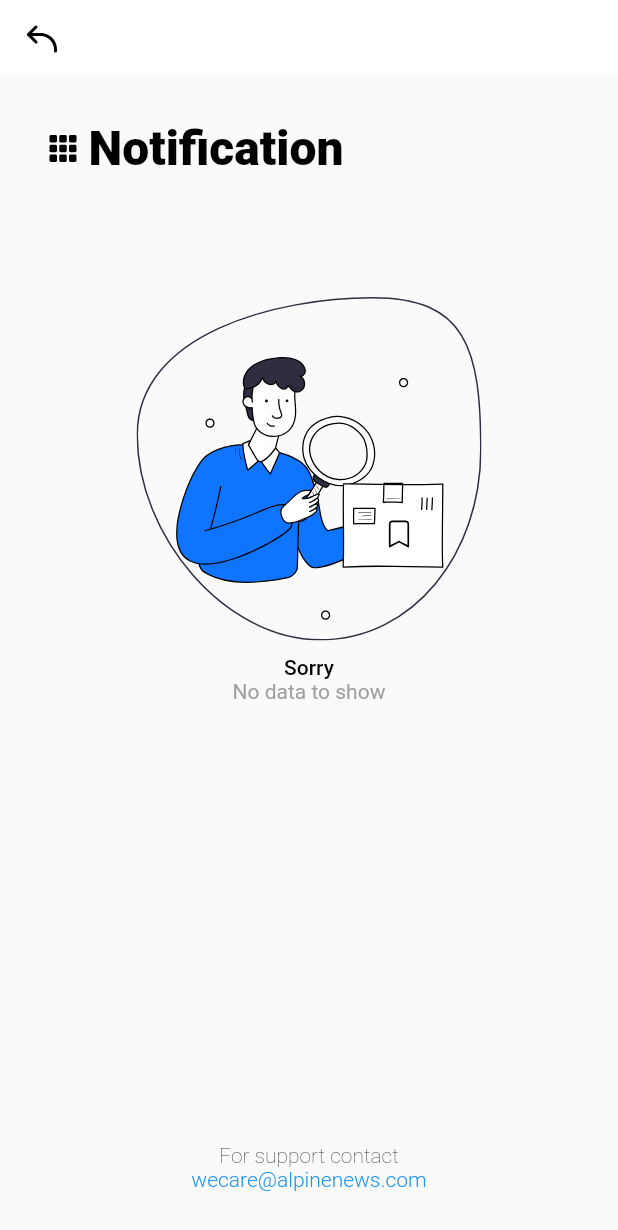
After one commit to kamlesh12344321/NewsDXFlutter, a Flutter app: the MyAccountPage screen opened directly, after a tap on "Notifications", on a phone screen of 412 x 824 dp. The commit adds this screen. Shown: the top 1230 px of the screen. Run offline on Flutter 3.47's test engine with Material 2 defaults, Android fonts, the phone set to English and light mode, and no system bars; our stand-ins replace cached_network_image, firebase_auth, firebase_core, flutter_html, flutter_svg, get_time_ago and 10 more; missing offline and left inert: dart:ffi, flutter_facebook_auth, in_app_purchase_android, in_app_purchase_storekit, sign_button, text_to_speech and 1 more; accounts and stored records are empty; network calls fail; project files that could hold a hidden picture were left out.

Commit message:
Worked on bookmark and notification redirection and notification screen creation

```diff
--- a/lib/router/route_parser.dart
+++ b/lib/router/route_parser.dart
@@ -2,6 +2,8 @@
 import 'package:flutter/material.dart';
 import 'package:newsdx/router/ui_pages.dart';
 import 'dart:developer' as developer;
+
+import 'package:newsdx/screens/bookmark.dart';
 
 class NewsDxRouteParser extends RouteInformationParser<PageConfiguration> {
   @override
@@ -30,6 +32,10 @@ class NewsDxRouteParser extends RouteInformationParser<PageConfiguration> {
         return UserProfileInfoPageConfig;
       case ArticleDe:
         return ArticleDetailPageConfig;
+      case BookMarkScreenPath:
+        return BookMarkPageConfig;
+      case NotificationScreenPath:
+        return NotificationPageConfig;
       default:
         return SplashPageConfig;
     }
@@ -51,6 +57,10 @@ class NewsDxRouteParser extends RouteInformationParser<PageConfiguration> {
         return const RouteInformation(location: SubscriptionPlanScreenPath);
       case Pages.ArticleDe:
         return const RouteInformation(location: ArticleDe);
+      case Pages.BookMark:
+        return const RouteInformation(location: BookMarkScreenPath );
+      case Pages.Notification:
+        return const RouteInformation(location: NotificationScreenPath);
 
       default: return const RouteInformation(location: SplashPath);
     }
--- a/lib/router/router_delegate.dart
+++ b/lib/router/router_delegate.dart
@@ -6,8 +6,10 @@ import 'package:newsdx/router/back_dispatcher.dart';
 import 'package:newsdx/router/router_delegate.dart';
 import 'package:newsdx/router/ui_pages.dart';
 import 'package:newsdx/screens/article_detail.dart';
+import 'package:newsdx/screens/bookmark.dart';
 import 'package:newsdx/screens/home_screen.dart';
 import 'package:newsdx/screens/login_screen.dart';
+import 'package:newsdx/screens/notificaton_screen.dart';
 import 'package:newsdx/screens/otp_screen.dart';
 import 'package:newsdx/screens/splash_screen.dart';
 import 'dart:developer' as developer;
@@ -166,6 +168,12 @@ class NewsDxRouterDelegate extends RouterDelegate<PageConfiguration>
       case Pages.ArticleDe:
         ArticleDetailPageConfig.currentPageAction = action;
         break;
+      case Pages.BookMark:
+        BookMarkPageConfig.currentPageAction = action;
+        break;
+      case Pages.Notification:
+        NotificationPageConfig.currentPageAction = action;
+        break;
       default:
         break;
     }
@@ -202,6 +210,14 @@ class NewsDxRouterDelegate extends RouterDelegate<PageConfiguration>
           break;
         case Pages.ArticleDe:
           _addPageData(const ArticleDetail(), ArticleDetailPageConfig);
+          break;
+
+        case Pages.BookMark:
+          _addPageData(const BookMarks(), BookMarkPageConfig);
+          break;
+
+        case Pages.Notification:
+          _addPageData(const NotificationScreen(), NotificationPageConfig);
           break;
 
         default:
--- a/lib/router/ui_pages.dart
+++ b/lib/router/ui_pages.dart
@@ -13,6 +13,8 @@ const String HomePath = '/home';
 const String SubscriptionPlanScreenPath = '/subscription';
 const String UserProfileScreenPath = '/userProfileInfo';
 const String ArticleDe = '/articleDetail';
+const String BookMarkScreenPath = '/bookmark';
+const String NotificationScreenPath = '/notification';
 
 enum Pages {
       Splash,
@@ -22,6 +24,8 @@ enum Pages {
       SubscriptionPlan,
       UserProfileInfo,
       ArticleDe,
+      BookMark,
+      Notification,
 }
 
 class PageConfiguration {
@@ -44,3 +48,5 @@ PageConfiguration HomePageConfig = PageConfiguration(key: 'home', path: SplashPa
 PageConfiguration SubscriptionPlanPageConfig = PageConfiguration(key: 'subscription', path: SplashPath, uiPage: Pages.SubscriptionPlan, currentPageAction: null);
 PageConfiguration UserProfileInfoPageConfig = PageConfiguration(key: 'userProfileInfo', path: SplashPath, uiPage: Pages.UserProfileInfo, currentPageAction: null);
 PageConfiguration ArticleDetailPageConfig = PageConfiguration(key: 'articleDetail', path: SplashPath, uiPage: Pages.ArticleDe, currentPageAction: null);
+PageConfiguration BookMarkPageConfig = PageConfiguration(key: 'bookmark', path: SplashPath, uiPage: Pages.BookMark, currentPageAction: null);
+PageConfiguration NotificationPageConfig = PageConfiguration(key: 'notification', path: SplashPath, uiPage: Pages.Notification, currentPageAction: null);
--- a/lib/screens/brifeing_page.dart
+++ b/lib/screens/brifeing_page.dart
@@ -12,7 +12,7 @@ class _BriefingPageState extends State<BriefingPage> {
   Widget build(BuildContext context) {
     return const Align(
       alignment: Alignment.center,
-      child: Text("Briefing"),
+      child: Text("Coming Soon"),
     );
   }
 }
--- /dev/null
+++ b/lib/screens/notificaton_screen.dart
@@ -0,0 +1,22 @@
+import 'package:flutter/material.dart';
+import 'package:newsdx/app_constants/string_constant.dart';
+import 'package:newsdx/widgets/app_bar.dart';
+import 'package:newsdx/widgets/empty_notification.dart';
+import 'package:newsdx/widgets/notificaton_filled_container.dart';
+class NotificationScreen extends StatefulWidget {
+  const NotificationScreen({Key? key}) : super(key: key);
+
+  @override
+  State<NotificationScreen> createState() => _NotificationScreenState();
+}
+
+class _NotificationScreenState extends State<NotificationScreen> {
+  int size = 0;
+  @override
+  Widget build(BuildContext context) {
+    return Scaffold(
+      appBar: AppBarWidget(MyConstant.noTitle,),
+      body: size == 0 ? const EmptyNotificationContainer() : const NotificationFilledContainer(),
+    );
+  }
+}
--- a/lib/screens/setting_screen.dart
+++ b/lib/screens/setting_screen.dart
@@ -5,6 +5,11 @@ import 'package:getwidget/types/gf_toggle_type.dart';
 import 'package:google_fonts/google_fonts.dart';
 import 'package:newsdx/app_constants/string_constant.dart';
 import 'package:newsdx/preference/user_preference.dart';
+import 'package:newsdx/router/app_state.dart';
+import 'package:newsdx/router/ui_pages.dart';
+import 'package:newsdx/screens/bookmark.dart';
+import 'package:newsdx/screens/notificaton_screen.dart';
+import 'package:provider/provider.dart';
 import 'package:theme_provider/theme_provider.dart';
 
 class MyAccountPage extends StatefulWidget {
@@ -15,8 +20,10 @@ class MyAccountPage extends StatefulWidget {
 }
 
 class _MyAccountPageState extends State<MyAccountPage> {
+
   @override
   Widget build(BuildContext context) {
+    final appState = Provider.of<AppState>(context, listen: false);
     return Scaffold(
       backgroundColor: Colors.white,
       appBar: AppBar(
@@ -181,7 +188,14 @@ class _MyAccountPageState extends State<MyAccountPage> {
                 )
               ],
             ),),
-            Padding(padding: const EdgeInsets.only(left: 16, right: 16, top: 20), child: Column(
+            InkWell(
+              onTap: (){
+                appState.currentAction = PageAction(
+                    state: PageState.addWidget,
+                    widget: const NotificationScreen(),
+                    page: NotificationPageConfig);
+              },
+              child: Padding(padding: const EdgeInsets.only(left: 16, right: 16, top: 20), child: Column(
                 children: [
                   Row(
                     mainAxisAlignment: MainAxisAlignment.spaceBetween,
@@ -225,7 +239,15 @@ class _MyAccountPageState extends State<MyAccountPage> {
                   )
                 ],
               ),),
-            Padding(padding: const EdgeInsets.only(left: 16, right: 16, top: 20), child: Column(
+            ),
+           InkWell(
+             onTap: (){
+               appState.currentAction = PageAction(
+                   state: PageState.addWidget,
+                   widget: const BookMarks(),
+                   page: BookMarkPageConfig);
+             },
+             child:  Padding(padding: const EdgeInsets.only(left: 16, right: 16, top: 20), child: Column(
                children: [
                  Row(
                    mainAxisAlignment: MainAxisAlignment.spaceBetween,
@@ -261,14 +283,9 @@ class _MyAccountPageState extends State<MyAccountPage> {
                  const SizedBox(
                    height: 10,
                  ),
-
-                Container(
-                  height: 1,
-                  width: double.infinity,
-                  color: Colors.grey,
-                )
                ],
              ),),
+           ),
             Column(
               children: [
                 Padding(padding: const EdgeInsets.only(top: 100),
--- a/lib/screens/trending_screen.dart
+++ b/lib/screens/trending_screen.dart
@@ -12,7 +12,7 @@ class _TrendingPageState extends State<TrendingPage> {
   Widget build(BuildContext context) {
     return const Align(
       alignment: Alignment.center,
-      child: Text("Tranding"),
+      child: Text("Coming Soon"),
     );
   }
 }
--- /dev/null
+++ b/lib/widgets/empty_notification.dart
@@ -0,0 +1,70 @@
+import 'package:flutter/material.dart';
+import 'package:flutter_svg/flutter_svg.dart';
+
+class EmptyNotificationContainer extends StatelessWidget {
+  const EmptyNotificationContainer({Key? key}) : super(key: key);
+
+  @override
+  Widget build(BuildContext context) {
+    return Column(
+      children: [
+        Padding(
+          padding: const EdgeInsets.all(30.0),
+          child: Row(
+            children: [
+              SvgPicture.asset("assets/more.svg"),
+              const SizedBox(
+                width: 5,
+              ),
+              const Text("Notification",
+                style: TextStyle(
+                    color: Colors.black,
+                    fontWeight: FontWeight.w900,
+                    fontSize: 32
+                ),),
+            ],
+          ),
+        ),
+
+        Padding(
+          padding: const EdgeInsets.only(top: 50, bottom: 10),
+          child: Align(
+            alignment: Alignment.topCenter,
+            child: SvgPicture.asset("assets/no_book_mark.svg"),
+          ),
+        ),
+        Column(
+          children: const [
+            Text("Sorry", style: TextStyle(
+                fontWeight: FontWeight.w500,
+                color: Colors.black
+            ),),
+            Text("No data to show", style: TextStyle(
+                color: Colors.grey
+            ),),
+          ],
+        ),
+        const Expanded(child:
+        SizedBox(height: 2,),
+        ),
+        Padding(padding: const EdgeInsets.only(bottom: 30),
+          child:  Align(
+            alignment: Alignment.bottomCenter,
+            child: Column(
+              children: const [
+                Text("For support contact", style: TextStyle(
+                    fontWeight: FontWeight.w200,
+                    color: Colors.black
+                ),),
+                Text("wecare@alpinenews.com", style: TextStyle(
+                    color: Colors.blue,
+                  fontWeight: FontWeight.w300,
+                ),
+                ),
+              ],
+            ),
+          ),)
+      ],
+    );
+  }
+}
```
Also changed, not shown: lib/widgets/notificaton_filled_container.dart (added, +112 -0 lines). Lines whose indentation alone changed are shown as unchanged.
